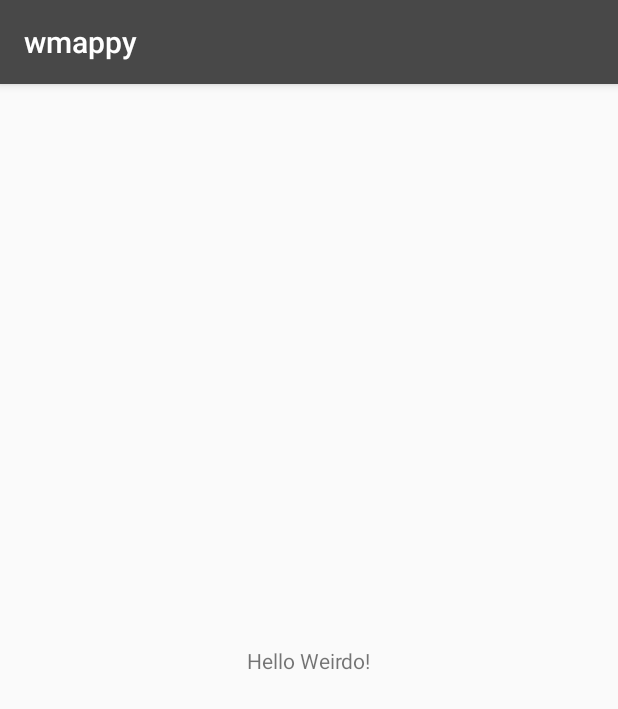
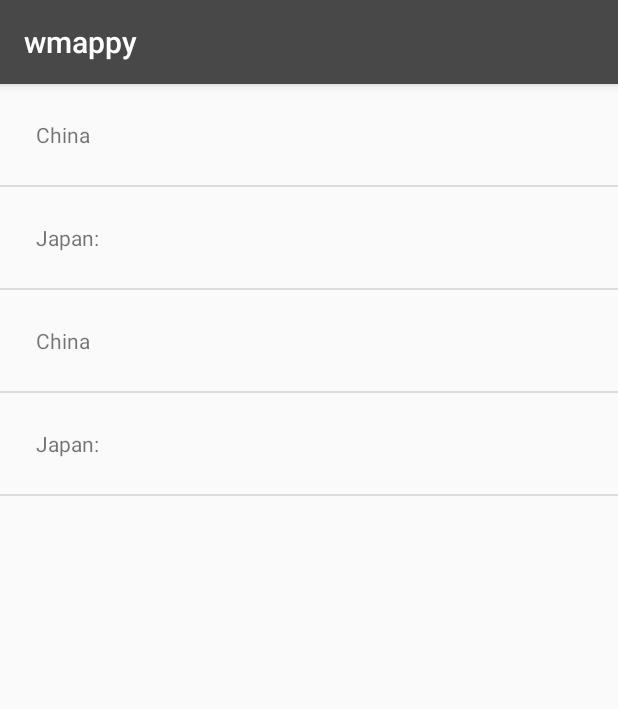
Before and after one commit to goldenpears/wmappy, an Android app: the screen it shows after launch (MainActivity), on a phone screen of 412 x 824 dp. Shown: the top 709 px of the screen. Run offline under Robolectric (Android 15) with nearby library versions, the phone set to English and light mode, and no system bars.

Commit message:
Parse test JSON response in the countries list

```diff
--- a/wmappy/app/src/main/java/com/locovna/wmappy/MainActivity.java
+++ b/wmappy/app/src/main/java/com/locovna/wmappy/MainActivity.java
@@ -1,13 +1,34 @@
 package com.locovna.wmappy;
 
+import android.os.Bundle;
 import android.support.v7.app.AppCompatActivity;
-import android.os.Bundle;
+import android.widget.ListView;
+
+import com.locovna.wmappy.controller.CountryAdapter;
+import com.locovna.wmappy.controller.QueryUtils;
+import com.locovna.wmappy.model.Country;
+
+import java.util.ArrayList;
 
 public class MainActivity extends AppCompatActivity {
+  public static final String LOG_TAG = MainActivity.class.getSimpleName();
 
   @Override
   protected void onCreate(Bundle savedInstanceState) {
     super.onCreate(savedInstanceState);
     setContentView(R.layout.activity_main);
+
+    ArrayList<Country> countries = QueryUtils.extractCountries();
+
+    //    ArrayList<Country> countries = new ArrayList<>();
+    //    countries.add(new Country("USA"));
+    //    countries.add(new Country("Canada"));
+    //    countries.add(new Country("Some Canada"));
+    //    countries.add(new Country("Any Japan"));
+
+    ListView countriesListView = (ListView) findViewById(R.id.list);
+
+    CountryAdapter adapter = new CountryAdapter(this, countries);
+    countriesListView.setAdapter(adapter);
   }
 }
--- /dev/null
+++ b/wmappy/app/src/main/java/com/locovna/wmappy/controller/CountryAdapter.java
@@ -0,0 +1,48 @@
+package com.locovna.wmappy.controller;
+
+import android.content.Context;
+import android.view.LayoutInflater;
+import android.view.View;
+import android.view.ViewGroup;
+import android.widget.ArrayAdapter;
+import android.widget.TextView;
+
+import com.locovna.wmappy.R;
+import com.locovna.wmappy.model.Country;
+
+import java.util.List;
+
+/**
+ * An {@link CountryAdapter} knows how to create a list item layout for each country
+ * in the data source (a list of {@link Country} objects).
+ */
+
+public class CountryAdapter extends ArrayAdapter<Country> {
+
+  /**
+   * Constructs a new {@link CountryAdapter}.
+   *
+   * @param context   of the app
+   * @param countries is the list of countries, which is the data source of the adapter
+   */
+  public CountryAdapter(Context context, List<Country> countries) {
+    super(context, 0, countries);
+  }
+
+  @Override
+  public View getView(int position, View convertView, ViewGroup parent) {
+    View listItemView = convertView;
+    if (listItemView == null) {
+      listItemView = LayoutInflater.from(getContext()).inflate(
+          R.layout.country_list_item, parent, false);
+    }
+
+    // Find the country at the given position in the list of countries
+    Country currentCountry = getItem(position);
+    TextView countryView = (TextView) listItemView.findViewById(R.id.country);
+    // Display the name of the current country in that TextView
+    countryView.setText(currentCountry.getCountry());
+
+    return listItemView;
+  }
+}
--- /dev/null
+++ b/wmappy/app/src/main/java/com/locovna/wmappy/controller/QueryUtils.java
@@ -0,0 +1,69 @@
+package com.locovna.wmappy.controller;
+
+import android.util.Log;
+
+import com.locovna.wmappy.model.Country;
+
+import org.json.JSONArray;
+import org.json.JSONException;
+import org.json.JSONObject;
+
+import java.util.ArrayList;
+import java.util.Iterator;
+
+/**
+ * Helper methods related to requesting and receiving country data from JSON
+ */
+
+public class QueryUtils {
+
+  public static final String LOG_TAG = QueryUtils.class.getSimpleName();
+  //  public static final String REQUEST_URL = "https://raw.githubusercontent.com/David-Haim/CountriesToCitiesJSON/master/countriesToCities.json";
+  public static final String TEST_JSON_RESPONCE = "{\n" +
+      "  \"China\": [\"fendou\", \"hetao\"],\n" +
+      "  \"Japan:\" : [\"tokyo\", \"hiroshima\"]\n" +
+      "}";
+
+  /**
+   * No one should create {@link QueryUtils},
+   * This class is only meant to hold static variables and methods
+   */
+  private QueryUtils() {
+  }
+
+  public static ArrayList<Country> extractCountries() {
+    ArrayList<Country> countries = new ArrayList<>();
+
+    try {
+      JSONObject obj = new JSONObject(TEST_JSON_RESPONCE);
+
+      for (int i = 0; i < obj.length(); i++) {
+
+        // parse every key in JSONObject
+        Iterator<String> keys = obj.keys();
+        while (keys.hasNext()) {
+          String countryName = (String) keys.next();
+          JSONArray cities = obj.getJSONArray(countryName);
+
+          // convert JSONArray to ArrayList<String>
+          ArrayList<String> citiesArray = new ArrayList<String>();
+          if (cities != null) {
+            int len = cities.length();
+            for (int x = 0; x < len; x++) {
+              citiesArray.add(cities.get(i).toString());
+            }
+          }
+
+          Country country = new Country(countryName, citiesArray);
+          countries.add(country);
+          Log.v(LOG_TAG, country.getCountry() + country.getCities());
+        }
+      }
+
+    } catch (JSONException e) {
+      Log.e(LOG_TAG, "Problem parsing the countries JSON results", e);
+    }
+
+    return countries;
+  }
+}
--- /dev/null
+++ b/wmappy/app/src/main/java/com/locovna/wmappy/model/Country.java
@@ -0,0 +1,37 @@
+package com.locovna.wmappy.model;
+
+import java.util.ArrayList;
+
+/**
+ * An {@link Country} object contains information related to a single Country.
+ */
+
+public class Country {
+  private String mCountry;
+  private ArrayList<String> mCities;
+
+  public Country(String countryName) {
+    mCountry = countryName;
+  }
+
+  public Country(String countryName, ArrayList<String> cities) {
+    mCountry = countryName;
+    mCities = cities;
+  }
+
+  public String getCountry() {
+    return mCountry;
+  }
+
+  public void setCountry(String country) {
+    mCountry = country;
+  }
+
+  public ArrayList getCities() {
+    return mCities;
+  }
+
+  public void setCities(ArrayList cities) {
+    mCities = cities;
+  }
+}
--- a/wmappy/app/src/main/res/layout/activity_main.xml
+++ b/wmappy/app/src/main/res/layout/activity_main.xml
@@ -1,23 +1,8 @@
 <?xml version="1.0" encoding="utf-8"?>
-<android.support.constraint.ConstraintLayout
+<ListView
     xmlns:android="http://schemas.android.com/apk/res/android"
     xmlns:app="http://schemas.android.com/apk/res-auto"
     xmlns:tools="http://schemas.android.com/tools"
+    android:id="@+id/list"
     android:layout_width="match_parent"
-    android:layout_height="match_parent"
-    tools:context="com.locovna.wmappy.MainActivity">
-
-    <TextView
-        android:layout_width="wrap_content"
-        android:layout_height="wrap_content"
-        android:text="Hello Weirdo!"
-        app:layout_constraintBottom_toBottomOf="parent"
-        app:layout_constraintLeft_toLeftOf="parent"
-        app:layout_constraintRight_toRightOf="parent"
-        app:layout_constraintTop_toTopOf="parent"
-        tools:layout_constraintTop_creator="1"
-        tools:layout_constraintRight_creator="1"
-        tools:layout_constraintBottom_creator="1"
-        tools:layout_constraintLeft_creator="1"/>
-
-</android.support.constraint.ConstraintLayout>
+    android:layout_height="match_parent"/>
--- /dev/null
+++ b/wmappy/app/src/main/res/layout/country_list_item.xml
@@ -0,0 +1,15 @@
+<?xml version="1.0" encoding="utf-8"?>
+<LinearLayout
+    xmlns:android="http://schemas.android.com/apk/res/android"
+    xmlns:tools="http://schemas.android.com/tools"
+    android:layout_width="match_parent"
+    android:layout_height="match_parent"
+    android:orientation="vertical"
+    android:padding="24dp">
+
+    <TextView
+        android:id="@+id/country"
+        android:layout_width="match_parent"
+        android:layout_height="wrap_content"
+        tools:text="Canada" />
+</LinearLayout>
```
